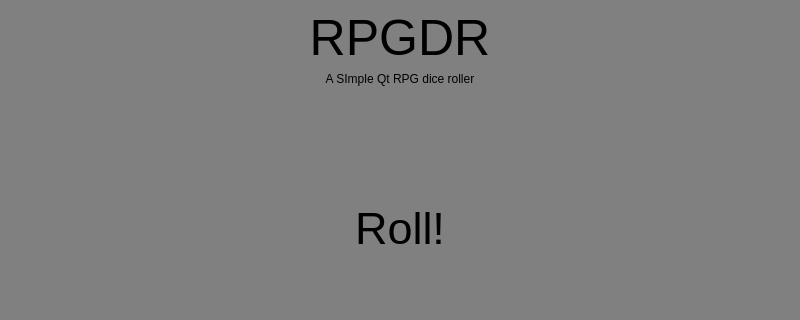
Before: the Qt Designer form mainwindow.ui in mafezoli/rpgdr, drawn with Qt 5; both pictures show x 0 to 800 and y 0 to 320 of the 800 by 600 pixel window.
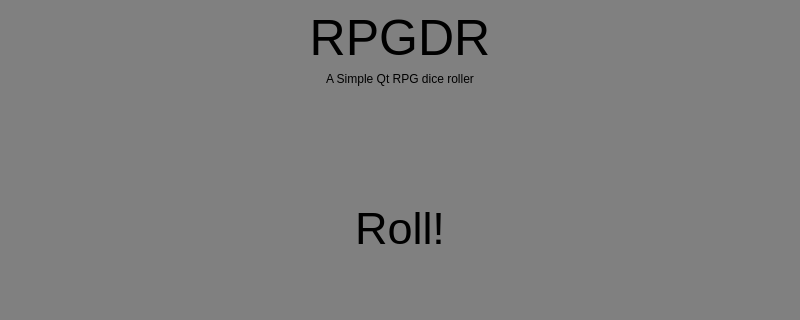
After: the same form once the commit is applied.

Commit message: Fix mainview description

```diff
--- a/mainwindow.ui
+++ b/mainwindow.ui
@@ -54,7 +54,7 @@
          </sizepolicy>
         </property>
         <property name="text">
-         <string>A SImple Qt RPG dice roller</string>
+         <string>A Simple Qt RPG dice roller</string>
         </property>
         <property name="alignment">
          <set>Qt::AlignCenter</set>
```
